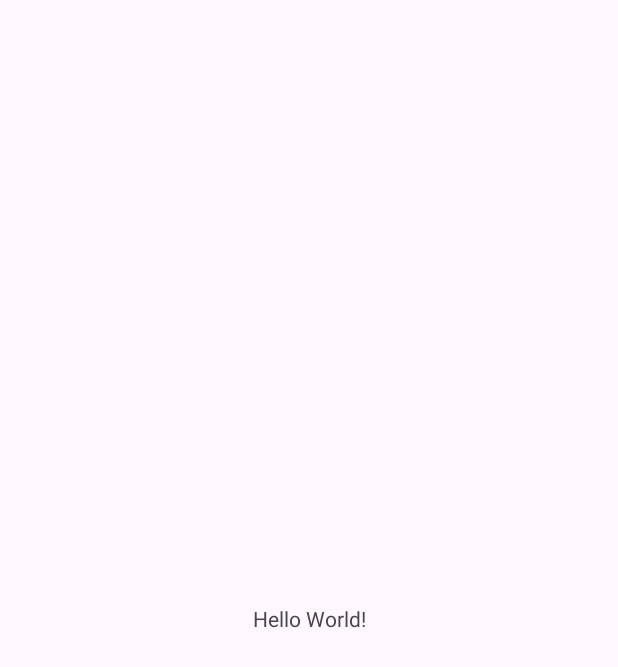
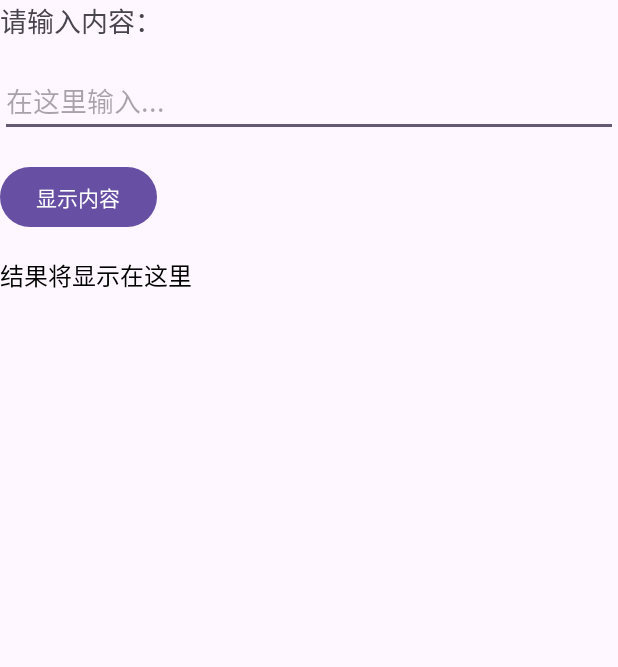
Before and after one commit to yaojiangjun/AndroidProject, an Android app: the screen it shows after launch (MainActivity), on a phone screen of 412 x 824 dp. Before the commit the part shown is almost empty. Shown: the top 667 px of the screen. Run offline under Robolectric (Android 15) with nearby library versions, the phone set to English and light mode, and no system bars.

```diff
--- a/app/src/main/AndroidManifest.xml
+++ b/app/src/main/AndroidManifest.xml
@@ -13,6 +13,9 @@
         android:theme="@style/Theme.MyApplication"
         tools:targetApi="31">
         <activity
+            android:name=".SecondActivity"
+            android:exported="false" />
+        <activity
             android:name=".MainActivity"
             android:exported="true">
             <intent-filter>
--- a/app/src/main/java/com/yjj202305100205/myapplication/MainActivity.kt
+++ b/app/src/main/java/com/yjj202305100205/myapplication/MainActivity.kt
@@ -1,20 +1,76 @@
 package com.yjj202305100205.myapplication
 
+import android.content.Intent
 import android.os.Bundle
+import android.widget.Button
+import android.widget.EditText
+import android.widget.TextView
+import android.widget.Toast
 import androidx.activity.enableEdgeToEdge
 import androidx.appcompat.app.AppCompatActivity
 import androidx.core.view.ViewCompat
 import androidx.core.view.WindowInsetsCompat
 
 class MainActivity : AppCompatActivity() {
+    // SharedPreferences相关常量
+    companion object {
+        private const val PREF_NAME = "InputHistory"
+        private const val KEY_LAST_INPUT = "last_input"
+    }
+
     override fun onCreate(savedInstanceState: Bundle?) {
         super.onCreate(savedInstanceState)
         enableEdgeToEdge()
         setContentView(R.layout.activity_main)
+
+        // 适配系统状态栏
         ViewCompat.setOnApplyWindowInsetsListener(findViewById(R.id.main)) { v, insets ->
             val systemBars = insets.getInsets(WindowInsetsCompat.Type.systemBars())
             v.setPadding(systemBars.left, systemBars.top, systemBars.right, systemBars.bottom)
             insets
         }
+
+        // 获取控件实例
+        val inputEditText = findViewById<EditText>(R.id.inputEditText)
+        val submitButton = findViewById<Button>(R.id.submitButton)
+        val resultTextView = findViewById<TextView>(R.id.resultTextView)
+
+        // 读取历史记录并显示
+        val lastInput = getLastInputFromSP()
+        if (lastInput.isNotEmpty()) {
+            resultTextView.text = "上次输入：$lastInput"
+        }
+
+        // 按钮点击事件
+        submitButton.setOnClickListener {
+            val inputText = inputEditText.text.toString().trim()
+            if (inputText.isEmpty()) {
+                // 显示提示：输入为空
+                Toast.makeText(this, "请输入内容", Toast.LENGTH_SHORT).show()
+            } else {
+                // 显示输入内容到结果文本
+                resultTextView.text = "你输入的是：$inputText"
+                // 保存到SharedPreferences
+                saveInputToSP(inputText)
+                // 跳转到SecondActivity并传递数据
+                val intent = Intent(this, SecondActivity::class.java)
+                intent.putExtra("input_data", inputText)
+                startActivity(intent)
+                // 清空输入框
+                inputEditText.text.clear()
+            }
+        }
+    }
+
+    // 保存输入到SharedPreferences
+    private fun saveInputToSP(text: String) {
+        val sp = getSharedPreferences(PREF_NAME, MODE_PRIVATE)
+        sp.edit().putString(KEY_LAST_INPUT, text).apply()
+    }
+
+    // 从SharedPreferences读取最近输入
+    private fun getLastInputFromSP(): String {
+        val sp = getSharedPreferences(PREF_NAME, MODE_PRIVATE)
+        return sp.getString(KEY_LAST_INPUT, "") ?: ""
     }
 }
--- a/app/src/main/res/layout/activity_main.xml
+++ b/app/src/main/res/layout/activity_main.xml
@@ -5,15 +5,51 @@
     android:id="@+id/main"
     android:layout_width="match_parent"
     android:layout_height="match_parent"
+    android:padding="16dp"
     tools:context=".MainActivity">
 
+    <!-- 标题文本 -->
     <TextView
+        android:id="@+id/titleTextView"
         android:layout_width="wrap_content"
         android:layout_height="wrap_content"
-        android:text="Hello World!"
-        app:layout_constraintBottom_toBottomOf="parent"
-        app:layout_constraintEnd_toEndOf="parent"
+        android:text="请输入内容："
+        android:textSize="18sp"
         app:layout_constraintStart_toStartOf="parent"
         app:layout_constraintTop_toTopOf="parent" />
 
+    <!-- 输入框 -->
+    <EditText
+        android:id="@+id/inputEditText"
+        android:layout_width="match_parent"
+        android:layout_height="wrap_content"
+        android:hint="在这里输入..."
+        android:inputType="text"
+        app:layout_constraintStart_toStartOf="parent"
+        app:layout_constraintTop_toBottomOf="@id/titleTextView"
+        app:layout_constraintEnd_toEndOf="parent"
+        android:layout_marginTop="16dp"/>
+
+    <!-- 提交按钮 -->
+    <Button
+        android:id="@+id/submitButton"
+        android:layout_width="wrap_content"
+        android:layout_height="wrap_content"
+        android:text="显示内容"
+        app:layout_constraintStart_toStartOf="parent"
+        app:layout_constraintTop_toBottomOf="@id/inputEditText"
+        android:layout_marginTop="16dp"/>
+
+    <!-- 结果显示文本 -->
+    <TextView
+        android:id="@+id/resultTextView"
+        android:layout_width="wrap_content"
+        android:layout_height="wrap_content"
+        android:text="结果将显示在这里"
+        android:textSize="16sp"
+        android:textColor="@color/black"
+        app:layout_constraintStart_toStartOf="parent"
+        app:layout_constraintTop_toBottomOf="@id/submitButton"
+        android:layout_marginTop="16dp"/>
+
 </androidx.constraintlayout.widget.ConstraintLayout>
```
Also changed, not shown: app/src/main/java/com/yjj202305100205/myapplication/SecondActivity.kt (added, +25 -0 lines), app/src/main/res/layout/activity_second.xml (added, +28 -0 lines).
